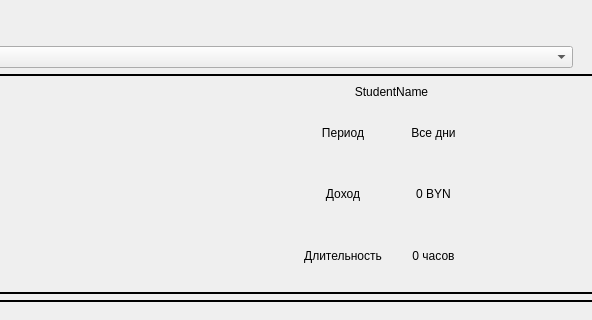
Above: ui_templates/windows/main_window.ui from IliaSuponeff/StudentsAccounting before the change; both pictures show x 88 to 680 and y 0 to 320 of the 1200 by 740 pixel window. Below: the same form after it.
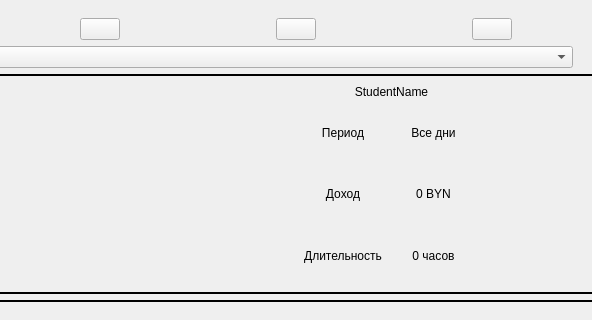
That is the form after the change.

```diff
--- a/ui_templates/windows/main_window.ui
+++ b/ui_templates/windows/main_window.ui
@@ -59,7 +59,7 @@
             </size>
            </property>
            <property name="flat">
-            <bool>true</bool>
+            <bool>false</bool>
            </property>
           </widget>
          </item>
@@ -81,7 +81,7 @@
             </size>
            </property>
            <property name="flat">
-            <bool>true</bool>
+            <bool>false</bool>
            </property>
           </widget>
          </item>
@@ -103,7 +103,7 @@
             </size>
            </property>
            <property name="flat">
-            <bool>true</bool>
+            <bool>false</bool>
            </property>
           </widget>
          </item>
```
Left out of the diff: 3 changed lines with no effect on the pictures.
